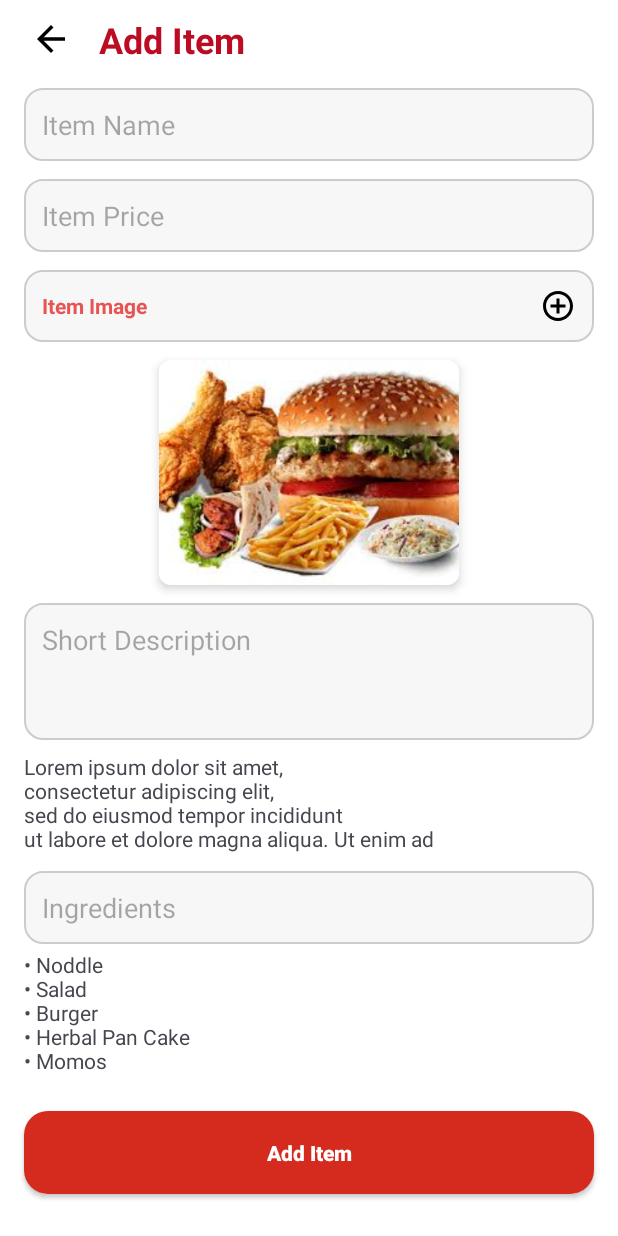
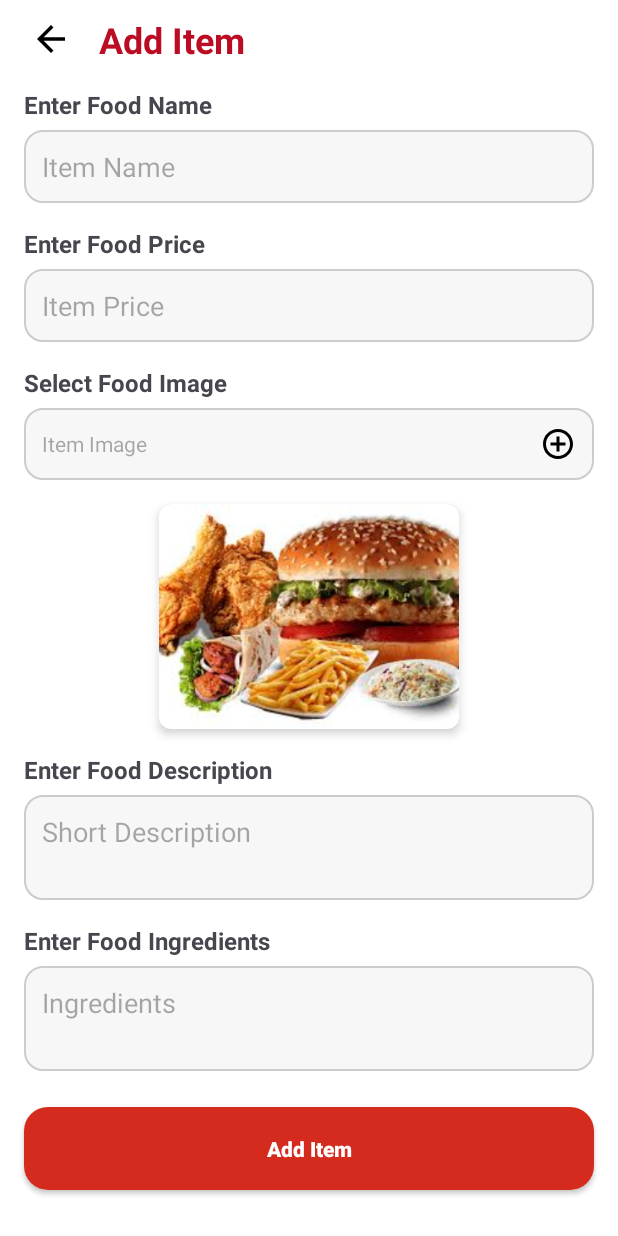
Before and after one commit to Pradeep912830/QuickBite-Vendor, an Android app: the AdminAddItem screen opened directly, with no data from a screen before it, on a phone screen of 412 x 824 dp. Run offline under Robolectric (Android 15) with nearby library versions, the phone set to English and light mode, and no system bars; our stand-ins replace Firebase (no records; nobody signed in at launch, a user with empty details on screens opened directly).

Commit message:
Data fetch operation is successful

```diff
--- a/app/build.gradle.kts
+++ b/app/build.gradle.kts
@@ -47,4 +47,7 @@ dependencies {
     implementation ("com.google.firebase:firebase-database:20.3.0")
     implementation ("com.google.firebase:firebase-storage:20.3.0")
     implementation ("com.google.android.gms:play-services-auth:21.0.0")
+    implementation ("com.google.firebase:firebase-database:20.3.0")
+    implementation ("com.github.bumptech.glide:glide:4.16.0")
+    annotationProcessor ("com.github.bumptech.glide:compiler:4.16.0")
 }
--- a/app/src/main/java/com/example/foodorderingadmin/AdminAddItem.java
+++ b/app/src/main/java/com/example/foodorderingadmin/AdminAddItem.java
@@ -1,17 +1,43 @@
 package com.example.foodorderingadmin;
 
 import android.annotation.SuppressLint;
+import android.app.ProgressDialog;
+import android.content.Intent;
+import android.net.Uri;
 import android.os.Bundle;
+import android.text.TextUtils;
+import android.view.View;
+import android.widget.EditText;
 import android.widget.ImageView;
+import android.widget.Toast;
 
 import androidx.activity.EdgeToEdge;
 import androidx.appcompat.app.AppCompatActivity;
+import androidx.appcompat.widget.AppCompatButton;
 import androidx.core.graphics.Insets;
 import androidx.core.view.ViewCompat;
 import androidx.core.view.WindowInsetsCompat;
 
+import com.google.firebase.database.DatabaseReference;
+import com.google.firebase.database.FirebaseDatabase;
+import com.google.firebase.storage.FirebaseStorage;
+import com.google.firebase.storage.StorageReference;
+
+import java.util.HashMap;
+import java.util.UUID;
+
 public class AdminAddItem extends AppCompatActivity {
-    ImageView backPressed;
+    ImageView backPressed, chooseImage, showImage;
+    EditText itemName, itemPrice, descriptionOfFood, ingredientsOfFood;
+    AppCompatButton addItemButton;
+    Uri uri;
+    private static final int PICK_IMAGE_REQUEST = 1;
+
+    DatabaseReference databaseReference;
+    StorageReference storageReference;
+    ProgressDialog progressDialog;
+
+
 
     @SuppressLint("MissingInflatedId")
     @Override
@@ -26,9 +52,131 @@ public class AdminAddItem extends AppCompatActivity {
         });
 
         backPressed = findViewById(R.id.backPressed);
+        chooseImage = findViewById(R.id.chooseImage);
+        showImage = findViewById(R.id.showImage);
+        itemName = findViewById(R.id.itemName);
+        itemPrice = findViewById(R.id.itemPrice);
+        descriptionOfFood = findViewById(R.id.descriptionOfFood);
+        ingredientsOfFood = findViewById(R.id.ingredientsOfFood);
+        addItemButton = findViewById(R.id.addItemButton);
 
         backPressed.setOnClickListener(v -> onBackPressed());
 
+        chooseImage.setOnClickListener(new View.OnClickListener() {
+            @Override
+            public void onClick(View v) {
+                openImageChooser();
+            }
+        });
+
+
+        addItemButton.setOnClickListener(new View.OnClickListener() {
+            @Override
+            public void onClick(View v) {
+                uploadData();
+            }
+        });
+
+        databaseReference = FirebaseDatabase.getInstance().getReference("FoodItems");
+        storageReference = FirebaseStorage.getInstance().getReference("FoodImages");
+
+        progressDialog = new ProgressDialog(this);
+        progressDialog.setCancelable(false);
 
     }
+
+
+    private void openImageChooser(){
+        Intent intent = new Intent();
+        intent.setType("image/*");
+        intent.setAction(Intent.ACTION_GET_CONTENT);
+        startActivityForResult(Intent.createChooser(intent, "Select Picture!"), PICK_IMAGE_REQUEST);
+    }
+
+    @Override
+    protected void onActivityResult(int requestCode, int resultCode, Intent data){
+
+        super.onActivityResult(requestCode, resultCode, data);
+
+        if(requestCode == PICK_IMAGE_REQUEST && resultCode == RESULT_OK && data != null && data.getData() != null){
+             uri = data.getData();
+            showImage.setImageURI(uri);
+        }
+    }
+
+    public void uploadData(){
+        String name = itemName.getText().toString().trim();
+        String price = itemPrice.getText().toString().trim();
+        String description = descriptionOfFood.getText().toString().trim();
+        String ingredient = ingredientsOfFood.getText().toString().trim();
+
+        if(TextUtils.isEmpty(name)){
+            itemName.setError("Please Enter Food Name!");
+            return;
+        }
+
+        if(TextUtils.isEmpty(price)){
+            itemPrice.setError("Please Enter Food Price!");
+            return;
+        }
+
+        if(TextUtils.isEmpty(description)){
+            descriptionOfFood.setError("Please Enter Food Description!");
+            return;
+        }
+
+        if(TextUtils.isEmpty(ingredient)){
+            ingredientsOfFood.setError("Please Enter Food Ingredients!");
+            return;
+        }
+
+        progressDialog.setMessage("Upload Items");
+        progressDialog.show();
+
+        StorageReference fileref = storageReference.child(UUID.randomUUID().toString()+ ".jpg");
+
+        fileref.putFile(uri).
+                addOnSuccessListener(taskSnapshot ->
+                        fileref.getDownloadUrl().addOnSuccessListener( uri -> {
+
+                            String imageUrl = uri.toString();
+                            saveDataToDataBase(name, price, description, ingredient, imageUrl);
+                        })
+                )
+                .addOnFailureListener(e ->{
+                    progressDialog.dismiss();
+                    Toast.makeText(this, "Image upload failed!" + e.getMessage(), Toast.LENGTH_SHORT).show();
+                });
+    }
+
+    private void saveDataToDataBase(String name, String price,String description, String ingredients, String imageUrl){
+        String key = databaseReference.push().getKey();
+
+        HashMap<String, Object> itemMap = new HashMap<>();
+        itemMap.put("id", key);
+        itemMap.put("name", name);
+        itemMap.put("price", price);
+        itemMap.put("description", description);
+        itemMap.put("ingredients", ingredients);
+        itemMap.put("imageUrl", imageUrl);
+
+        databaseReference.child(key).setValue(itemMap).addOnSuccessListener(aVoid -> {
+            progressDialog.dismiss();
+            Toast.makeText(this, "Item added Successfully!", Toast.LENGTH_SHORT).show();
+            clearFields();
+        }).addOnFailureListener(e -> {
+            progressDialog.dismiss();
+            Toast.makeText(this, "Failed to add item"+e.getMessage(), Toast.LENGTH_SHORT).show();
+
+        });
+    }
+
+    private void clearFields(){
+        itemName.setText("");
+        itemPrice.setText("");
+        descriptionOfFood.setText("");
+        ingredientsOfFood.setText("");
+        showImage.setImageResource(R.drawable.food);
+        uri = null;
+    }
 }
--- a/app/src/main/res/layout/activity_admin_add_iteam.xml
+++ b/app/src/main/res/layout/activity_admin_add_iteam.xml
@@ -46,23 +46,45 @@
                 android:layout_gravity="center_horizontal" />
         </LinearLayout>
 
-        <!-- Item Name -->
+        <TextView
+            android:layout_width="wrap_content"
+            android:layout_height="wrap_content"
+            android:text="Enter Food Name"
+            android:layout_gravity="left"
+            android:layout_marginTop="16dp"
+            android:layout_marginLeft="16dp"
+            android:textStyle="bold"
+            android:textSize="16sp"/>
+
         <EditText
+            android:id="@+id/itemName"
             android:layout_width="match_parent"
             android:layout_height="wrap_content"
             android:hint="Item Name"
-            android:layout_marginTop="16dp"
+            android:layout_marginTop="6dp"
             android:layout_marginLeft="16dp"
             android:layout_marginRight="16dp"
             android:padding="12dp"
             android:background="@drawable/edittext_background" />
 
         <!-- Item Price -->
+
+        <TextView
+            android:layout_width="wrap_content"
+            android:layout_height="wrap_content"
+            android:text="Enter Food Price"
+            android:layout_gravity="left"
+            android:layout_marginTop="16dp"
+            android:layout_marginLeft="16dp"
+            android:textStyle="bold"
+            android:textSize="16sp"/>
+
         <EditText
+            android:id="@+id/itemPrice"
             android:layout_width="match_parent"
             android:layout_height="wrap_content"
             android:hint="Item Price"
-            android:layout_marginTop="12dp"
+            android:layout_marginTop="6dp"
             android:layout_marginLeft="16dp"
             android:layout_marginRight="16dp"
             android:padding="12dp"
@@ -70,10 +92,21 @@
             android:background="@drawable/edittext_background" />
 
         <!-- Item Image and Upload Button -->
+
+        <TextView
+            android:layout_width="wrap_content"
+            android:layout_height="wrap_content"
+            android:text="Select Food Image"
+            android:layout_gravity="left"
+            android:layout_marginTop="16dp"
+            android:layout_marginLeft="16dp"
+            android:textStyle="bold"
+            android:textSize="16sp"/>
+
         <LinearLayout
             android:layout_width="match_parent"
             android:layout_height="wrap_content"
-            android:layout_marginTop="12dp"
+            android:layout_marginTop="6dp"
             android:orientation="horizontal"
             android:gravity="center_vertical"
             android:layout_marginLeft="16dp"
@@ -85,11 +118,10 @@
                 android:layout_width="0dp"
                 android:layout_height="wrap_content"
                 android:layout_weight="1"
-                android:textColor="@color/color_lite"
-                android:textStyle="bold"
-                android:text="Item Image" />
+                android:hint="Item Image" />
 
             <ImageView
+                android:id="@+id/chooseImage"
                 android:layout_width="24dp"
                 android:layout_height="24dp"
                 android:src="@drawable/add"
@@ -100,64 +132,77 @@
         <androidx.cardview.widget.CardView
             android:layout_width="wrap_content"
             android:layout_height="wrap_content"
-            android:layout_marginTop="12dp"
+            android:layout_marginTop="16dp"
             android:layout_gravity="center"
             card_view:cardCornerRadius="8dp"
             card_view:cardElevation="4dp">
 
             <ImageView
+                android:id="@+id/showImage"
                 android:layout_width="200dp"
                 android:layout_height="150dp"
                 android:scaleType="centerCrop"
-                android:src="@drawable/food" /> <!-- Replace with your image -->
+                android:adjustViewBounds="true"
+                android:background="#CCCCCC"
+                android:src="@drawable/food" />
         </androidx.cardview.widget.CardView>
 
         <!-- Short Description -->
+
+        <TextView
+            android:layout_width="wrap_content"
+            android:layout_height="wrap_content"
+            android:text="Enter Food Description"
+            android:layout_gravity="left"
+            android:layout_marginTop="16dp"
+            android:layout_marginLeft="16dp"
+            android:textStyle="bold"
+            android:textSize="16sp"/>
+
         <EditText
+            android:id="@+id/descriptionOfFood"
             android:layout_width="match_parent"
             android:layout_height="wrap_content"
-            android:layout_marginTop="12dp"
+            android:layout_marginTop="6dp"
             android:hint="Short Description"
-            android:minLines="3"
+            android:minLines="2"
             android:gravity="top|start"
             android:layout_marginLeft="16dp"
             android:layout_marginRight="16dp"
             android:background="@drawable/edittext_background"
             android:padding="12dp" />
 
-        <!-- Dummy Description Text -->
+        <!-- Ingredients List -->
+
         <TextView
+            android:layout_width="wrap_content"
+            android:layout_height="wrap_content"
+            android:text="Enter Food Ingredients"
+            android:layout_gravity="left"
+            android:layout_marginTop="16dp"
+            android:layout_marginLeft="16dp"
+            android:textStyle="bold"
+            android:textSize="16sp"/>
+
+        <EditText
+            android:id="@+id/ingredientsOfFood"
             android:layout_width="match_parent"
             android:layout_height="wrap_content"
-            android:layout_marginTop="8dp"
-            android:layout_marginLeft="16dp"
-            android:layout_marginRight="16dp"
-            android:text="Lorem ipsum dolor sit amet,\nconsectetur adipiscing elit,\nsed do eiusmod tempor incididunt\nut labore et dolore magna aliqua. Ut enim ad"
-            android:textSize="14sp" />
-
-        <!-- Ingredients List -->
-        <EditText
-            android:layout_width="match_parent"
-            android:layout_height="wrap_content"
-            android:layout_marginTop="12dp"
+            android:layout_marginTop="6dp"
             android:hint="Ingredients"
+            android:minLines="2"
+            android:gravity="top|start"
+            android:inputType="textMultiLine"
             android:layout_marginLeft="16dp"
             android:layout_marginRight="16dp"
             android:background="@drawable/edittext_background"
             android:padding="12dp"
-            android:enabled="false" />
+            android:enabled="true" />
 
-        <TextView
-            android:layout_width="match_parent"
-            android:layout_height="wrap_content"
-            android:text="• Noddle\n• Salad\n• Burger\n• Herbal Pan Cake\n• Momos"
-            android:layout_marginTop="4dp"
-            android:layout_marginLeft="16dp"
-            android:layout_marginRight="16dp"
-            android:textSize="14sp" />
 
         <!-- Add Item Button -->
         <androidx.appcompat.widget.AppCompatButton
+            android:id="@+id/addItemButton"
             android:layout_width="match_parent"
             android:layout_height="55dp"
             android:layout_marginTop="24dp"
--- a/app/src/main/res/layout/activity_admin_login.xml
+++ b/app/src/main/res/layout/activity_admin_login.xml
@@ -138,7 +138,7 @@
                 android:layout_height="50dp"
                 android:text="facebook"
                 android:textAllCaps="false"
-                android:layout_marginLeft="30dp"
+                android:layout_marginStart="30dp"
                 android:drawableLeft="@drawable/facebook"
                 android:background="@drawable/white_background"
                 android:paddingLeft="10dp"
@@ -185,6 +185,7 @@
             android:id="@+id/progressBar"
             android:layout_width="50dp"
             android:layout_height="50dp"
+            android:progressTint="#000000"
             android:layout_gravity="center"
             style="?android:attr/progressBarStyleLarge"/>
 
--- a/app/src/main/res/layout/items.xml
+++ b/app/src/main/res/layout/items.xml
@@ -46,7 +46,7 @@
                 android:ellipsize="end" />
 
             <TextView
-                android:id="@+id/food"
+                android:id="@+id/food_description"
                 android:layout_width="wrap_content"
                 android:layout_height="wrap_content"
                 android:text="Waroenk kita"
```
Also changed, not shown: app/src/main/java/com/example/foodorderingadmin/Adapter/FoodItemAdapter.java (+16 -5 lines), app/src/main/java/com/example/foodorderingadmin/AdminAllItem.java (+31 -34 lines), app/src/main/java/com/example/foodorderingadmin/AdminLogin.java (+12 -2 lines), app/src/main/java/com/example/foodorderingadmin/AdminSignup.java (+37 -13 lines), app/src/main/java/com/example/foodorderingadmin/Model/AdminUser.java (+7 -5 lines), app/src/main/java/com/example/foodorderingadmin/Model/FoodItem.java (+15 -9 lines), app/src/main/res/layout/activity_admin_signup.xml (+28 -3 lines).
